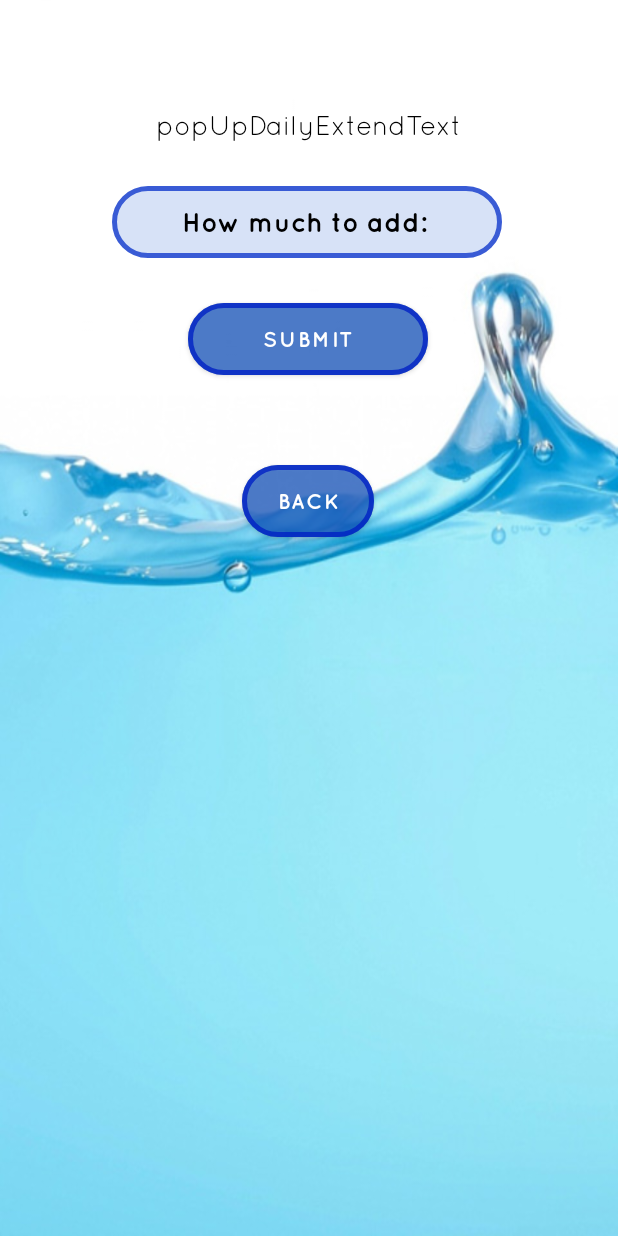
After one commit to MateuszJendzul/BottleAppAndroid, an Android app: the layout popup.xml on its own in the app's theme, with its tools: preview values and no code run, on a phone screen of 412 x 824 dp. The commit adds this screen. Run offline under Robolectric (Android 15) with nearby library versions, the phone set to English and light mode, and no system bars.

Commit message:
Made custom pop up when you hit daily water limit. Still need fixes

```diff
--- a/app/src/main/AndroidManifest.xml
+++ b/app/src/main/AndroidManifest.xml
@@ -21,6 +21,7 @@
         <activity android:name=".ProfileSetupScreenActivity"/>
         <activity android:name=".ProfileScreenActivity"/>
         <activity android:name=".FilterSetupActivity"/>
+        <activity android:name="PopUp"/>
     </application>
 
 </manifest>
--- a/app/src/main/res/layout/main_activity_screen.xml
+++ b/app/src/main/res/layout/main_activity_screen.xml
@@ -13,7 +13,7 @@
         android:layout_height="48dp"
         android:layout_marginTop="20dp"
         android:layout_marginEnd="115dp"
-        android:background="@drawable/button_foreground"
+        android:background="@drawable/ripple_effect"
         android:fontFamily="@font/quicksand_bold"
         android:foreground="@drawable/button_foreground"
         android:text="edit"
@@ -53,7 +53,7 @@
         android:layout_width="80dp"
         android:layout_height="48dp"
         android:layout_marginEnd="115dp"
-        android:background="@drawable/button_foreground"
+        android:background="@drawable/ripple_effect"
         android:clickable="false"
         android:fontFamily="@font/quicksand_bold"
         android:text="show"
@@ -73,7 +73,7 @@
         android:layout_width="80dp"
         android:layout_height="48dp"
         android:layout_marginEnd="115dp"
-        android:background="@drawable/button_foreground"
+        android:background="@drawable/ripple_effect_toast"
         android:clickable="false"
         android:fontFamily="@font/quicksand_bold"
         android:foreground="@drawable/button_foreground_toast"
--- /dev/null
+++ b/app/src/main/res/layout/popup.xml
@@ -0,0 +1,84 @@
+<?xml version="1.0" encoding="utf-8"?>
+<androidx.constraintlayout.widget.ConstraintLayout xmlns:android="http://schemas.android.com/apk/res/android"
+    xmlns:app="http://schemas.android.com/apk/res-auto"
+    xmlns:tools="http://schemas.android.com/tools"
+    android:layout_width="match_parent"
+    android:layout_height="match_parent"
+    android:background="@drawable/background"
+    tools:context=".PopUp">
+
+    <Button
+        android:id="@+id/popUpToMainButton"
+        android:layout_width="wrap_content"
+        android:layout_height="wrap_content"
+        android:layout_marginTop="60dp"
+        android:background="@drawable/ripple_effect"
+        android:fontFamily="@font/quicksand_bold"
+        android:foreground="@drawable/button_foreground"
+        android:text="back"
+        android:textColor="@color/white"
+        app:backgroundTint="@color/button_color"
+        app:layout_constraintBottom_toBottomOf="parent"
+        app:layout_constraintEnd_toEndOf="parent"
+        app:layout_constraintHorizontal_bias="0.498"
+        app:layout_constraintStart_toStartOf="parent"
+        app:layout_constraintTop_toBottomOf="@+id/popUpSubmit"
+        app:layout_constraintVertical_bias="0.0"
+        tools:ignore="HardcodedText,UnusedAttribute" />
+
+    <Button
+        android:id="@+id/popUpSubmit"
+        android:layout_width="160dp"
+        android:layout_height="48dp"
+        android:layout_marginTop="30dp"
+        android:background="@drawable/ripple_effect"
+        android:fontFamily="@font/quicksand_bold"
+        android:foreground="@drawable/button_foreground"
+        android:text="submit"
+        android:textColor="@color/white"
+        app:backgroundTint="@color/button_color"
+        app:layout_constraintBottom_toBottomOf="parent"
+        app:layout_constraintEnd_toEndOf="parent"
+        app:layout_constraintHorizontal_bias="0.498"
+        app:layout_constraintStart_toStartOf="parent"
+        app:layout_constraintTop_toBottomOf="@+id/popUpDailyExtendEdit"
+        app:layout_constraintVertical_bias="0.0"
+        tools:ignore="HardcodedText,UnusedAttribute" />
+
+    <TextView
+        android:id="@+id/popUpDailyExtendText"
+        android:layout_width="wrap_content"
+        android:textColor="@color/black"
+        android:layout_height="wrap_content"
+        android:fontFamily="@font/quicksand_book"
+        android:text="popUpDailyExtendText"
+        android:textAppearance="@style/TextAppearance.AppCompat.Medium"
+        app:layout_constraintBottom_toBottomOf="parent"
+        app:layout_constraintEnd_toEndOf="parent"
+        app:layout_constraintStart_toStartOf="parent"
+        app:layout_constraintTop_toTopOf="parent"
+        app:layout_constraintVertical_bias="0.091"
+        tools:ignore="HardcodedText" />
+
+    <EditText
+        android:id="@+id/popUpDailyExtendEdit"
+        android:layout_width="260dp"
+        android:layout_height="48dp"
+        android:layout_marginTop="30dp"
+        android:background="@drawable/edit_text_border"
+        android:ems="10"
+        android:fontFamily="@font/quicksand_bold"
+        android:gravity="center"
+        android:hint="How much to add: "
+        android:importantForAutofill="no"
+        android:inputType="text"
+        android:text=""
+        android:textColorHint="@color/black"
+        app:layout_constraintBottom_toBottomOf="parent"
+        app:layout_constraintEnd_toEndOf="parent"
+        app:layout_constraintHorizontal_bias="0.49"
+        app:layout_constraintStart_toStartOf="parent"
+        app:layout_constraintTop_toBottomOf="@+id/popUpDailyExtendText"
+        app:layout_constraintVertical_bias="0.0"
+        tools:ignore="HardcodedText" />
+</androidx.constraintlayout.widget.ConstraintLayout>
```
Also changed, not shown: app/src/main/java/com/matis8571/bottleapp/MainActivity.java (+18 -8 lines), app/src/main/java/com/matis8571/bottleapp/PopUp.java (added, +73 -0 lines), app/src/main/java/com/matis8571/bottleapp/ProfileSetupScreenActivity.java (+4 -5 lines), app/src/main/res/drawable/ripple_effect_toast.xml (added, +10 -0 lines), app/src/main/res/layout/filter_setup_layout.xml (+17 -4 lines), app/src/main/res/layout/profile_screen.xml (+12 -0 lines), app/src/main/res/layout/profile_setup_layout.xml (+13 -3 lines).
